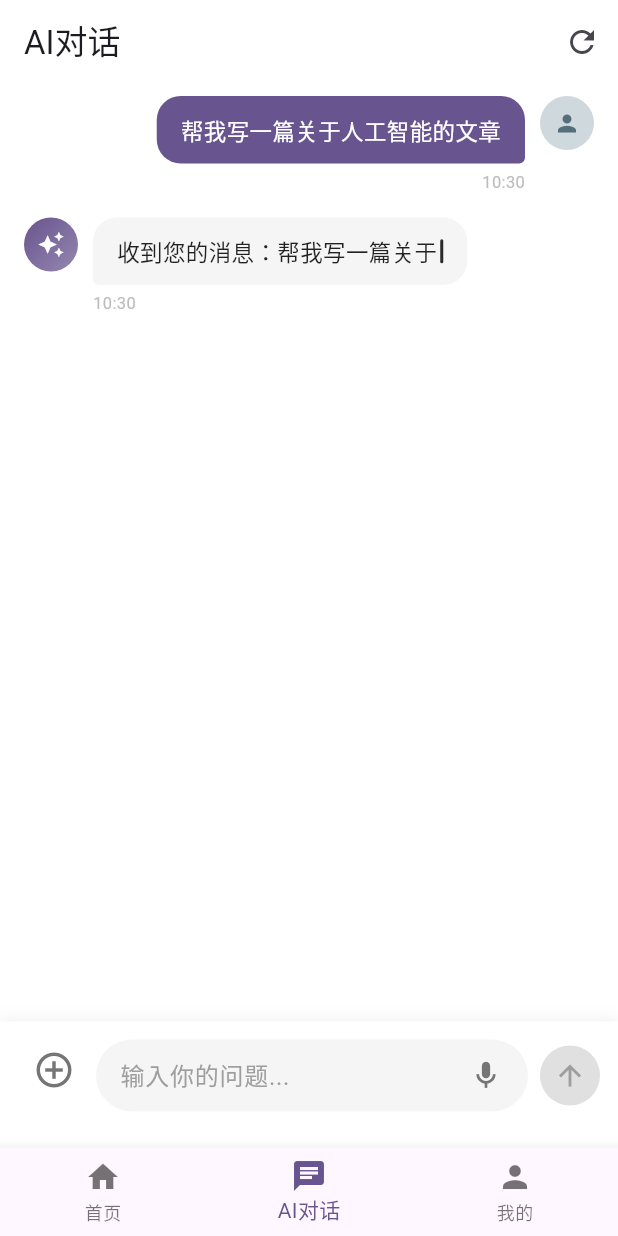
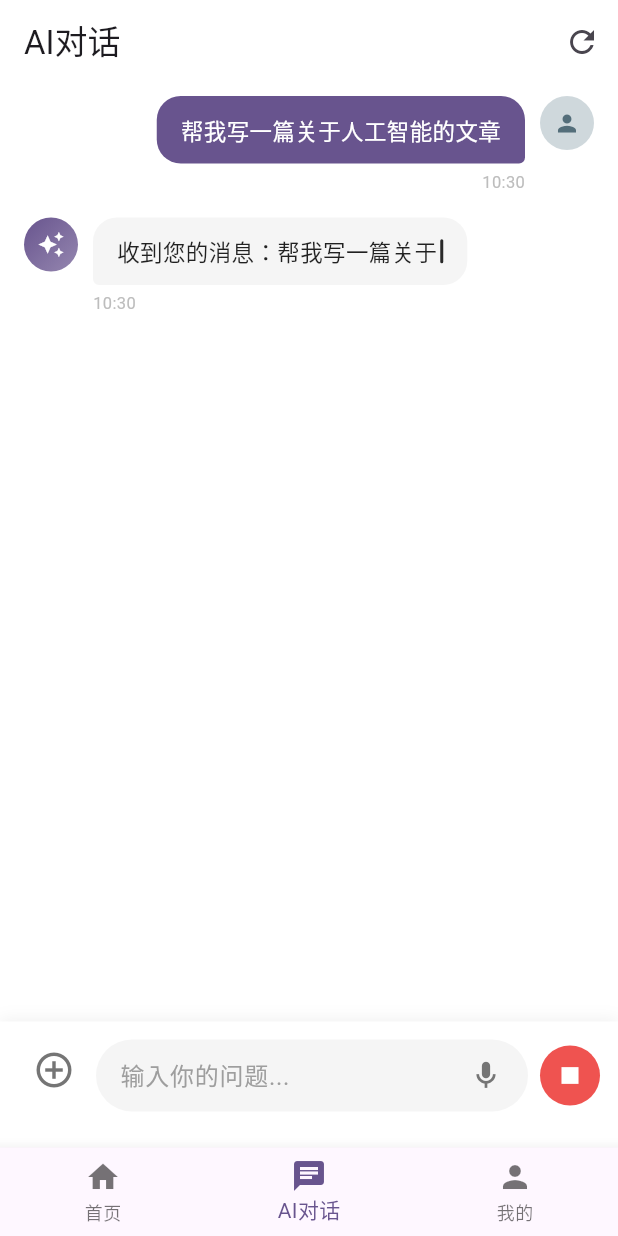
Before and after one commit to 17607131520Aaron/linggoutong-ai-app, a Flutter app: the AiPage screen opened by its route, after a tap on "帮我写一篇", on a phone screen of 412 x 824 dp. Run offline on Flutter 3.47's test engine with Material 3 defaults, Android fonts, the phone set to English and light mode, and no system bars; our stand-ins replace go_router.

Commit message:
feat(ai): 添加AI页面停止打字功能

```diff
--- a/lib/pages/ai/ai_page.dart
+++ b/lib/pages/ai/ai_page.dart
@@ -84,6 +84,21 @@ class _AiPageState extends State<AiPage> {
         });
       }
     });
+  }
+
+  void _stopTyping() {
+    _typingTimer?.cancel();
+    if (_messages.isNotEmpty && _messages.last.isTyping) {
+      setState(() {
+        _isTyping = false;
+        _messages.last = ChatMessage(
+          text: _messages.last.text,
+          isUser: false,
+          timestamp: _messages.last.timestamp,
+          isTyping: false,
+        );
+      });
+    }
   }
 
   void _scrollToBottom() {
@@ -471,23 +486,29 @@ class _AiPageState extends State<AiPage> {
             ),
           ),
           const SizedBox(width: 8),
-          // 发送按钮
+          // 发送按钮或停止按钮
           Container(
             margin: const EdgeInsets.only(bottom: 4),
             child: GestureDetector(
-              onTap: _isComposing ? _sendMessage : null,
+              onTap: _isTyping
+                  ? _stopTyping
+                  : (_isComposing ? _sendMessage : null),
               child: Container(
                 width: 40,
                 height: 40,
                 decoration: BoxDecoration(
-                  color: _isComposing
-                      ? Theme.of(context).colorScheme.primary
-                      : Colors.grey[300],
+                  color: _isTyping
+                      ? Colors.red[400]
+                      : (_isComposing
+                          ? Theme.of(context).colorScheme.primary
+                          : Colors.grey[300]),
                   shape: BoxShape.circle,
                 ),
                 child: Icon(
-                  Icons.arrow_upward,
-                  color: _isComposing ? Colors.white : Colors.grey[500],
+                  _isTyping ? Icons.stop : Icons.arrow_upward,
+                  color: _isTyping
+                      ? Colors.white
+                      : (_isComposing ? Colors.white : Colors.grey[500]),
                   size: 22,
                 ),
               ),
```
Also changed, not shown: lib/pages/mine/mine_page.dart (+6 -31 lines), lib/common/env.dart (added).
